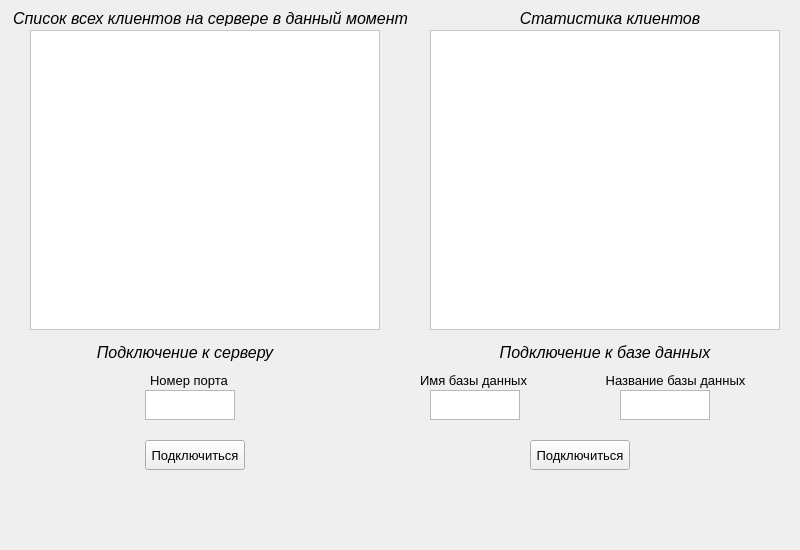
KonTroAl/Clien-Server_Python_PyQT, file my_chat/chat/designe/admin_panel.ui: the form before one commit.
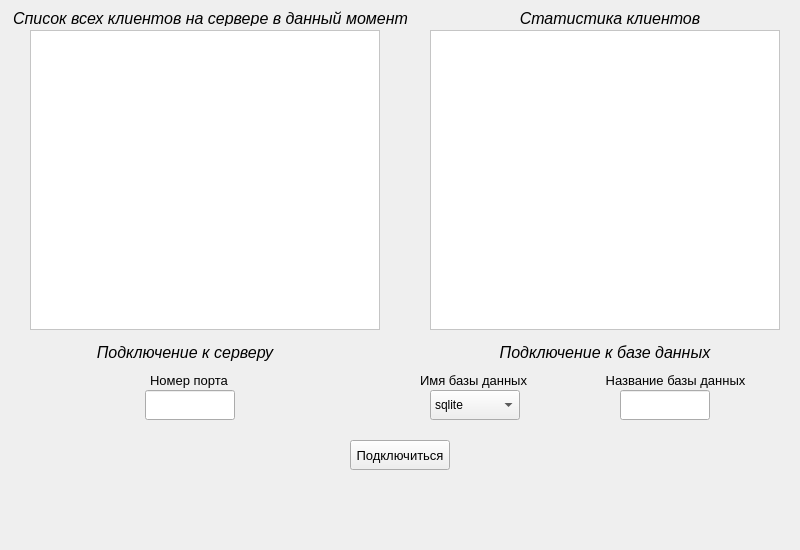
The form after the commit.

Patch:
```diff
--- a/my_chat/chat/designe/admin_panel.ui
+++ b/my_chat/chat/designe/admin_panel.ui
@@ -33,16 +33,6 @@
      <string notr="true">background-color: rgb(255, 255, 255);</string>
     </property>
    </widget>
-   <widget class="QTextEdit" name="PortTextBox">
-    <property name="geometry">
-     <rect>
-      <x>145</x>
-      <y>390</y>
-      <width>90</width>
-      <height>30</height>
-     </rect>
-    </property>
-   </widget>
    <widget class="QLabel" name="HeddingClientList">
     <property name="geometry">
      <rect>
@@ -156,7 +146,7 @@
    <widget class="QPushButton" name="PortConnectionButton">
     <property name="geometry">
      <rect>
-      <x>145</x>
+      <x>350</x>
       <y>440</y>
       <width>100</width>
       <height>30</height>
@@ -198,25 +188,6 @@
      <set>Qt::AlignCenter</set>
     </property>
    </widget>
-   <widget class="QPushButton" name="DBConnectionButton">
-    <property name="geometry">
-     <rect>
-      <x>530</x>
-      <y>440</y>
-      <width>100</width>
-      <height>30</height>
-     </rect>
-    </property>
-    <property name="font">
-     <font>
-      <family>Arial</family>
-      <pointsize>10</pointsize>
-     </font>
-    </property>
-    <property name="text">
-     <string>Подключиться</string>
-    </property>
-   </widget>
    <widget class="QLabel" name="DialectDB">
     <property name="geometry">
      <rect>
@@ -236,16 +207,6 @@
      <string>Имя базы данных</string>
     </property>
    </widget>
-   <widget class="QTextEdit" name="DialectDBTextBox">
-    <property name="geometry">
-     <rect>
-      <x>430</x>
-      <y>390</y>
-      <width>90</width>
-      <height>30</height>
-     </rect>
-    </property>
-   </widget>
    <widget class="QLabel" name="NameDb">
     <property name="geometry">
      <rect>
@@ -268,7 +229,27 @@
      <set>Qt::AlignCenter</set>
     </property>
    </widget>
-   <widget class="QTextEdit" name="NsmeDBTextBox">
+   <widget class="QComboBox" name="DialectDBComboBox">
+    <property name="geometry">
+     <rect>
+      <x>430</x>
+      <y>390</y>
+      <width>90</width>
+      <height>30</height>
+     </rect>
+    </property>
+    <item>
+     <property name="text">
+      <string>sqlite</string>
+     </property>
+    </item>
+    <item>
+     <property name="text">
+      <string>mySQL</string>
+     </property>
+    </item>
+   </widget>
+   <widget class="QLineEdit" name="NameDBTextBox">
     <property name="geometry">
      <rect>
       <x>620</x>
@@ -278,6 +259,16 @@
      </rect>
     </property>
    </widget>
+   <widget class="QLineEdit" name="PortTextBox">
+    <property name="geometry">
+     <rect>
+      <x>145</x>
+      <y>390</y>
+      <width>90</width>
+      <height>30</height>
+     </rect>
+    </property>
+   </widget>
   </widget>
  </widget>
  <resources/>
```
Left out of the diff: 8 changed lines with no effect on the pictures.
